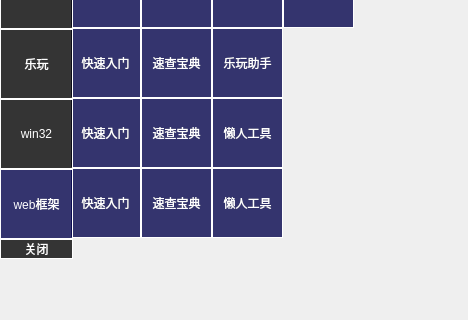
Old version of the form ui/wf_main.ui in the repository luxiaolan6373/ProgrammingAssistant; both pictures show x 0 to 468 and y 252 to 572 of the 468 by 572 pixel window.
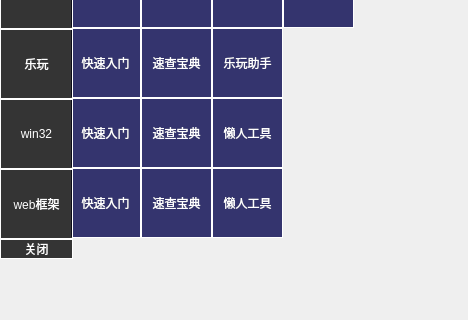
New version of the form.

```diff
--- a/ui/wf_main.ui
+++ b/ui/wf_main.ui
@@ -39,7 +39,7 @@
 
 
 
-#bt_dm,#bt_python,#bt_spider,#bt_pyQt5,#bt_lw,#bt_win32,#bt_flask,#bt_gb{
+#bt_dm,#bt_python,#bt_spider,#bt_pyQt5,#bt_lw,#bt_win32,#bt_webkj,#bt_gb{
 	font: 75 10pt &quot;微软雅黑&quot;;
 	background-color: rgba(0, 0, 0,200);
 
```
Left out of the diff: 4 changed lines with no effect on the pictures.
